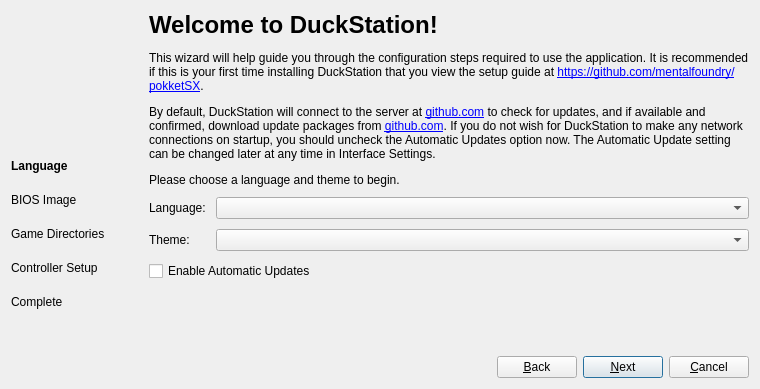
First picture: the form in src/duckstation-qt/setupwizarddialog.ui, repository mentalfoundry/PokketSX, before the edit.
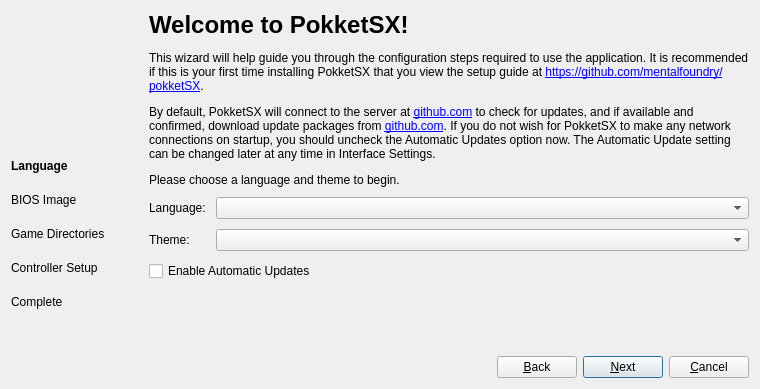
Second picture: the form after the edit. Icons and pictures are not drawn.

Commit message:
Misc: Rename user-visible DuckStation strings to PokketSX
Covers UI text, window titles, version info, translations, and the names reported to RetroAchievements, PINE, Vulkan, audio and the screensaver inhibitor. Copyright notices and code comments are unchanged.

Diff of the .ui file:
```diff
--- a/src/duckstation-qt/setupwizarddialog.ui
+++ b/src/duckstation-qt/setupwizarddialog.ui
@@ -47,7 +47,7 @@
        <item>
         <widget class="QLabel" name="introLabel">
          <property name="text">
-          <string>&lt;html&gt;&lt;head/&gt;&lt;body&gt;&lt;h1 style=&quot; margin-top:18px; margin-bottom:12px; margin-left:0px; margin-right:0px; -qt-block-indent:0; text-indent:0px;&quot;&gt;&lt;span style=&quot; font-size:xx-large; font-weight:700;&quot;&gt;Welcome to DuckStation!&lt;/span&gt;&lt;/h1&gt;&lt;p&gt;This wizard will help guide you through the configuration steps required to use the application. It is recommended if this is your first time installing DuckStation that you view the setup guide at &lt;a href=&quot;https://github.com/mentalfoundry/pokketSX&quot;&gt;https://github.com/mentalfoundry/pokketSX&lt;/a&gt;.&lt;/p&gt;&lt;p&gt;By default, DuckStation will connect to the server at &lt;a href=&quot;https://github.com/&quot;&gt;github.com&lt;/a&gt; to check for updates, and if available and confirmed, download update packages from &lt;a href=&quot;https://github.com/&quot;&gt;github.com&lt;/a&gt;. If you do not wish for DuckStation to make any network connections on startup, you should uncheck the Automatic Updates option now. The Automatic Update setting can be changed later at any time in Interface Settings.&lt;/p&gt;&lt;p&gt;Please choose a language and theme to begin.&lt;/p&gt;&lt;/body&gt;&lt;/html&gt;</string>
+          <string>&lt;html&gt;&lt;head/&gt;&lt;body&gt;&lt;h1 style=&quot; margin-top:18px; margin-bottom:12px; margin-left:0px; margin-right:0px; -qt-block-indent:0; text-indent:0px;&quot;&gt;&lt;span style=&quot; font-size:xx-large; font-weight:700;&quot;&gt;Welcome to PokketSX!&lt;/span&gt;&lt;/h1&gt;&lt;p&gt;This wizard will help guide you through the configuration steps required to use the application. It is recommended if this is your first time installing PokketSX that you view the setup guide at &lt;a href=&quot;https://github.com/mentalfoundry/pokketSX&quot;&gt;https://github.com/mentalfoundry/pokketSX&lt;/a&gt;.&lt;/p&gt;&lt;p&gt;By default, PokketSX will connect to the server at &lt;a href=&quot;https://github.com/&quot;&gt;github.com&lt;/a&gt; to check for updates, and if available and confirmed, download update packages from &lt;a href=&quot;https://github.com/&quot;&gt;github.com&lt;/a&gt;. If you do not wish for PokketSX to make any network connections on startup, you should uncheck the Automatic Updates option now. The Automatic Update setting can be changed later at any time in Interface Settings.&lt;/p&gt;&lt;p&gt;Please choose a language and theme to begin.&lt;/p&gt;&lt;/body&gt;&lt;/html&gt;</string>
          </property>
          <property name="alignment">
           <set>Qt::AlignLeading|Qt::AlignLeft|Qt::AlignTop</set>
```
Left out of the diff: 10 changed lines with no effect on the pictures. The commit also changes 49 other files.
